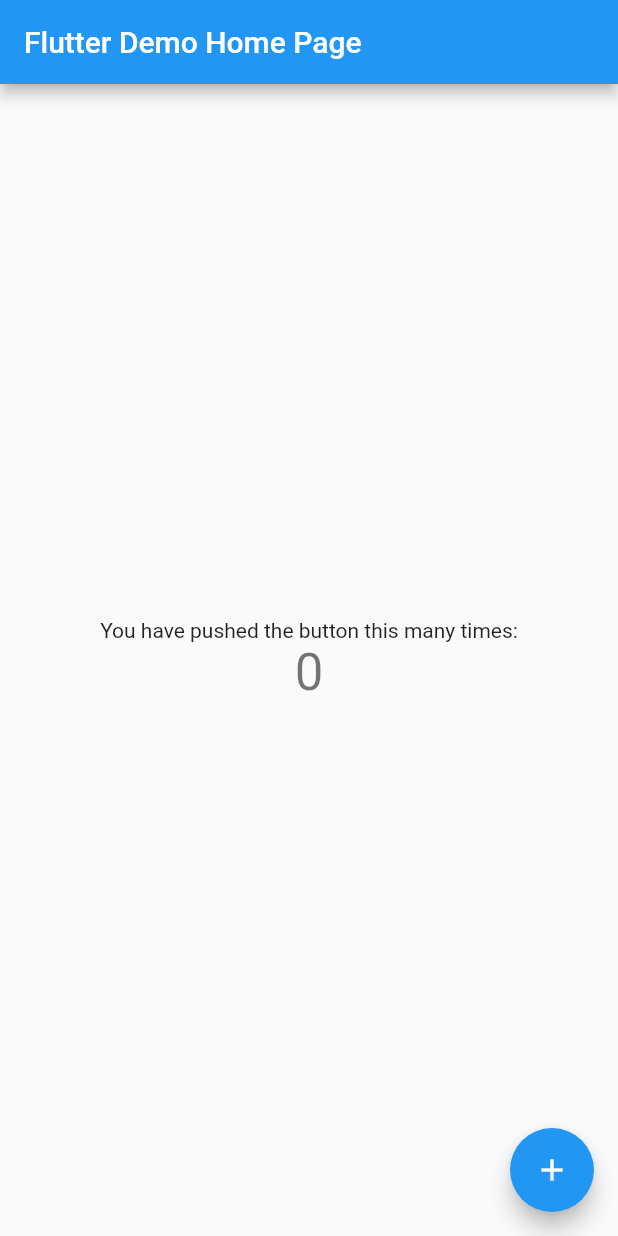
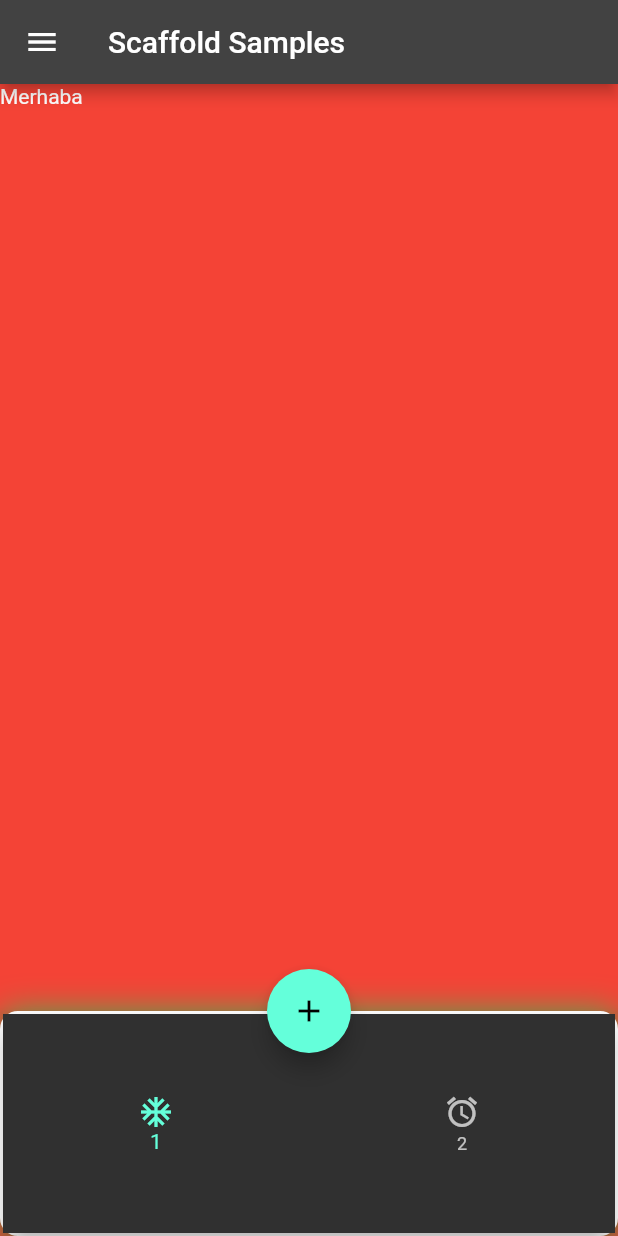
Before and after one commit to ahmetkrakaya/flutter_full_learn, a Flutter app: the screen it shows after launch, on a phone screen of 412 x 824 dp. Run offline on Flutter 3.47's test engine with Material 2 defaults, Android fonts, the phone set to English and light mode, and no system bars.

Commit message:
text, container, scaffold çalışıldı

```diff
--- /dev/null
+++ b/lib/101/container_sizedbox_learn.dart
@@ -0,0 +1,76 @@
+import 'package:flutter/material.dart';
+
+class ContainerSizedBoxLearn extends StatelessWidget {
+  const ContainerSizedBoxLearn({Key? key}) : super(key: key);
+
+  @override
+  Widget build(BuildContext context) {
+    return Scaffold(
+      appBar: AppBar(),
+      body: Column(
+        children: [
+          SizedBox(
+            width: 300,
+            height: 200,
+            child: Text('a' * 500),
+          ),
+          SizedBox.square(
+            dimension: 50,
+            child: Text('b' * 50),
+          ),
+          Container(
+            height: 100,
+            constraints: const BoxConstraints(
+              maxWidth: 150,
+              minWidth: 100,
+            ),
+            padding: const EdgeInsets.all(10),
+            margin: const EdgeInsets.all(10),
+            decoration: ProjectUtility.boxDecoration,
+            child: Text('a' * 20),
+          ),
+        ],
+      ),
+    );
+  }
+}
+
+class ProjectUtility{
+  static BoxDecoration boxDecoration = BoxDecoration(
+  shape: BoxShape.rectangle,
+  border: Border.all(
+  width: 2,
+  color: Colors.white,
+  ),
+  boxShadow: const [
+  BoxShadow(
+  color: Colors.green,
+  offset: Offset(0.1, 1),
+  blurRadius: 18,
+  ),
+  ],
+  borderRadius: BorderRadius.circular(12),
+  gradient: const LinearGradient(colors: [Colors.green, Colors.blueAccent]),
+
+  );
+}
+
+class ProjectContainerDecoration extends BoxDecoration {
+  ProjectContainerDecoration()
+      : super(
+          shape: BoxShape.rectangle,
+          border: Border.all(
+            width: 2,
+            color: Colors.white,
+          ),
+          boxShadow: const [
+            BoxShadow(
+              color: Colors.green,
+              offset: Offset(0.1, 1),
+              blurRadius: 18,
+            ),
+          ],
+          borderRadius: BorderRadius.circular(12),
+          gradient: const LinearGradient(colors: [Colors.green, Colors.blueAccent]),
+        );
+}
--- /dev/null
+++ b/lib/101/scaffold_learn.dart
@@ -0,0 +1,41 @@
+import 'package:flutter/material.dart';
+import 'package:flutter_full_learn/101/container_sizedbox_learn.dart';
+
+class ScaffoldLearn extends StatelessWidget {
+  const ScaffoldLearn({Key? key}) : super(key: key);
+
+  @override
+  Widget build(BuildContext context) {
+    return Scaffold(
+      appBar: AppBar(
+        title: const Text('Scaffold Samples'),
+      ),
+      body: const Text('Merhaba'),
+      extendBody: true,
+      bottomNavigationBar: Container(
+        height: 150,
+        decoration: ProjectContainerDecoration(),
+        child: BottomNavigationBar(
+          items: const [
+            BottomNavigationBarItem(icon: Icon(Icons.ac_unit), label: '1'),
+            BottomNavigationBarItem(icon: Icon(Icons.access_alarm_outlined), label: '2'),
+          ],
+        ),
+      ),
+      floatingActionButton: FloatingActionButton(
+        onPressed: () {
+          showModalBottomSheet(
+              context: context,
+              builder: (context) => Container(
+                height: 200,
+              ),
+          );
+        },
+        child: const Icon(Icons.add),
+      ),
+      floatingActionButtonLocation: FloatingActionButtonLocation.centerDocked,
+      drawer: const Drawer(),
+      backgroundColor: Colors.red,
+    );
+  }
+}
--- a/lib/main.dart
+++ b/lib/main.dart
@@ -1,4 +1,7 @@
 import 'package:flutter/material.dart';
+import 'package:flutter_full_learn/101/container_sizedbox_learn.dart';
+import 'package:flutter_full_learn/101/scaffold_learn.dart';
+import 'package:flutter_full_learn/101/text_view_learn.dart';
 
 void main() {
   runApp(const MyApp());
@@ -10,58 +13,10 @@ class MyApp extends StatelessWidget {
   @override
   Widget build(BuildContext context) {
     return MaterialApp(
-      title: 'Flutter Demo',
-      theme: ThemeData(
-        primarySwatch: Colors.blue,
-      ),
-      home: const MyHomePage(title: 'Flutter Demo Home Page'),
+      title: 'Flutter Learn',
+      debugShowCheckedModeBanner: false,
+      theme: ThemeData.dark(),
+      home: ScaffoldLearn(),
     );
   }
 }
-
-class MyHomePage extends StatefulWidget {
-  const MyHomePage({super.key, required this.title});
-
-  final String title;
-
-  @override
-  State<MyHomePage> createState() => _MyHomePageState();
-}
-
-class _MyHomePageState extends State<MyHomePage> {
-  int _counter = 0;
-
-  void _incrementCounter() {
-    setState(() {
-      _counter++;
-    });
-  }
-
-  @override
-  Widget build(BuildContext context) {
-    return Scaffold(
-      appBar: AppBar(
-        title: Text(widget.title),
-      ),
-      body: Center(
-        child: Column(
-          mainAxisAlignment: MainAxisAlignment.center,
-          children: <Widget>[
-            const Text(
-              'You have pushed the button this many times:',
-            ),
-            Text(
-              '$_counter',
-              style: Theme.of(context).textTheme.headlineMedium,
-            ),
-          ],
-        ),
-      ),
-      floatingActionButton: FloatingActionButton(
-        onPressed: _incrementCounter,
-        tooltip: 'Increment',
-        child: const Icon(Icons.add),
-      ),
-    );
-  }
-}
```
Also changed, not shown: lib/101/text_view_learn.dart (added, +59 -0 lines).
